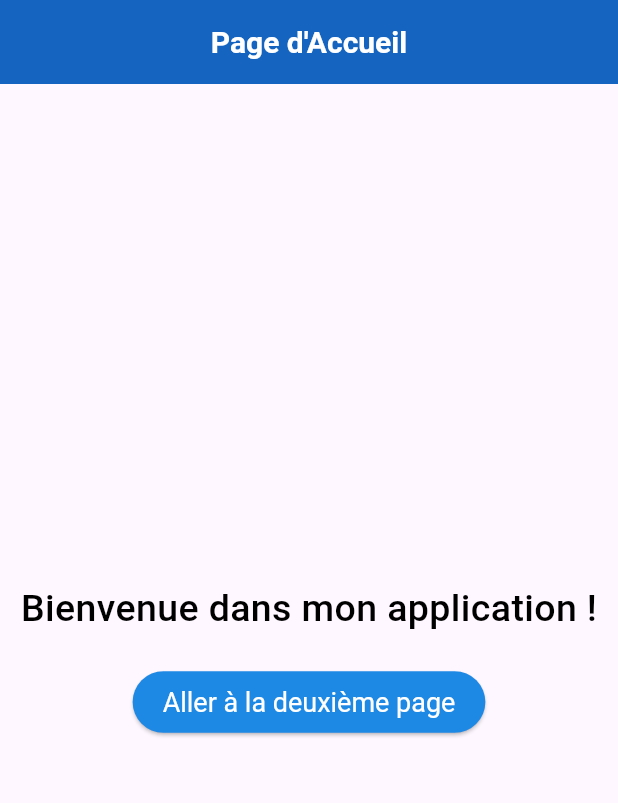
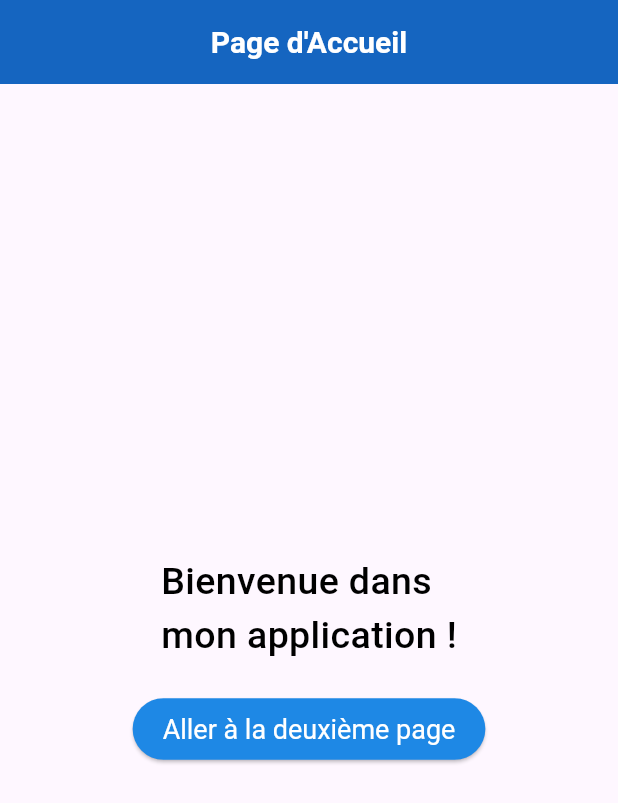
Before and after one commit to stracoma/exercice, a Flutter app: the screen it shows after launch, on a phone screen of 412 x 824 dp. Shown: the top 803 px of the screen. Run offline on Flutter 3.47's test engine with Material 3 defaults, Android fonts, the light colour scheme and no system bars.

Commit message:
depuis villa

```diff
--- a/lib/main.dart
+++ b/lib/main.dart
@@ -40,7 +40,7 @@ class _HomePageState extends State<HomePage> {
           mainAxisAlignment: MainAxisAlignment.center,
           children: [
             Text(
-              'Bienvenue dans mon application !',
+              'Bienvenue dans\nmon application !',
               style: Messtyles.monTextStyle(),
             ),
             SizedBox(height: 20),
```
